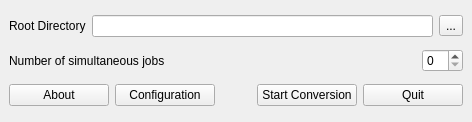
This is MusicTranscoder.ui in FelixdelasPozas/transcodertomp3 as Qt 5 draws it before an edit. The edited form follows.
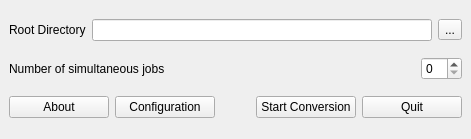
This is the edited form. Icons and pictures are not drawn.

The edit to the form file:
```diff
--- a/MusicTranscoder.ui
+++ b/MusicTranscoder.ui
@@ -9,20 +9,20 @@
    <rect>
     <x>0</x>
     <y>0</y>
-    <width>472</width>
-    <height>122</height>
+    <width>471</width>
+    <height>139</height>
    </rect>
   </property>
   <property name="minimumSize">
    <size>
-    <width>472</width>
-    <height>122</height>
+    <width>471</width>
+    <height>139</height>
    </size>
   </property>
   <property name="maximumSize">
    <size>
-    <width>472</width>
-    <height>122</height>
+    <width>471</width>
+    <height>139</height>
    </size>
   </property>
   <property name="windowTitle">
```
Left out of the diff: 12 changed lines with no effect on the pictures.
